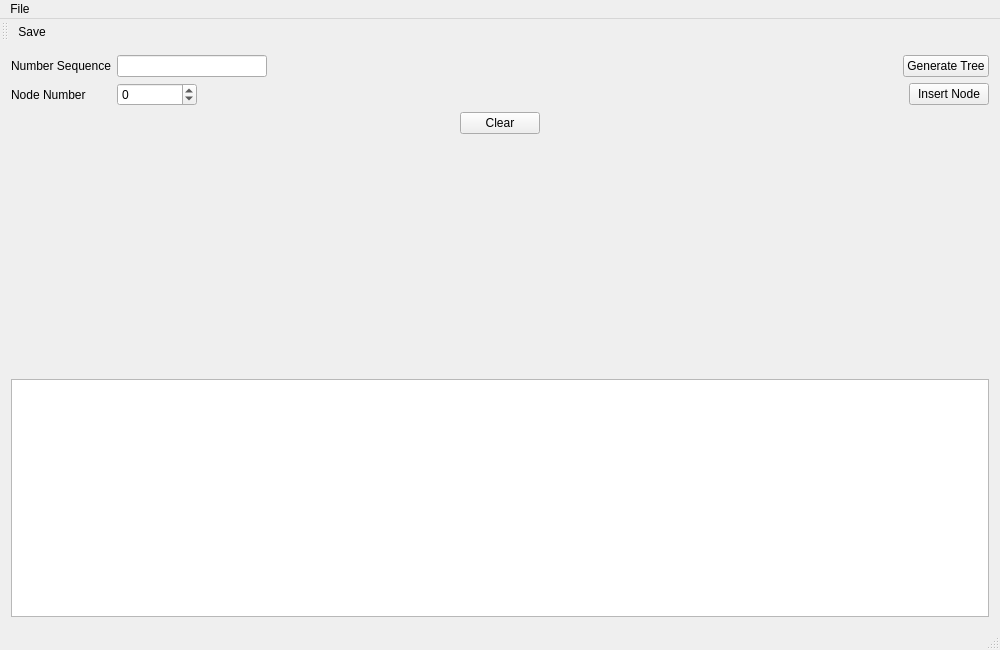
The window that BinarySearchTreeVisualizer/mainwindow.ui (yknishidate/BinarySearchTreeVisualizer) describes before a commit, drawn with Qt 5.
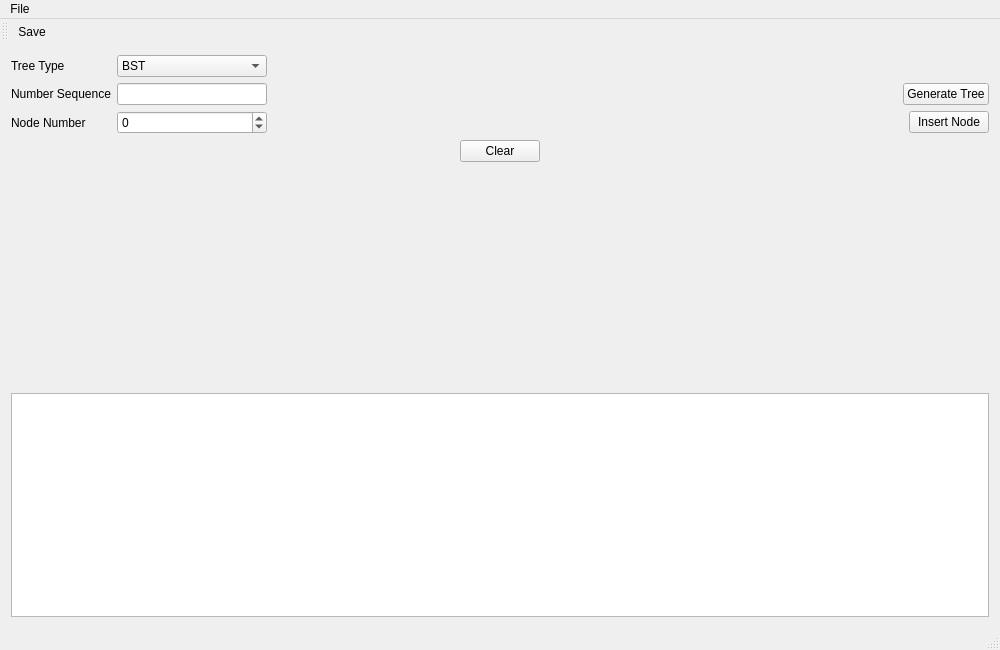
The same window after the commit. Icons and pictures are not drawn. Custom widgets are drawn as their Qt base class.

Diff of the .ui file:
```diff
--- a/BinarySearchTreeVisualizer/mainwindow.ui
+++ b/BinarySearchTreeVisualizer/mainwindow.ui
@@ -20,12 +20,72 @@
    <string>MainWindow</string>
   </property>
   <widget class="QWidget" name="centralWidget">
-   <layout class="QHBoxLayout" name="horizontalLayout_4">
+   <layout class="QHBoxLayout" name="horizontalLayout_5">
     <item>
      <layout class="QGridLayout" name="gridLayout"/>
     </item>
     <item>
      <layout class="QVBoxLayout" name="verticalLayout">
+      <item>
+       <layout class="QHBoxLayout" name="horizontalLayout_4">
+        <item>
+         <widget class="QLabel" name="label">
+          <property name="minimumSize">
+           <size>
+            <width>100</width>
+            <height>0</height>
+           </size>
+          </property>
+          <property name="text">
+           <string>Tree Type</string>
+          </property>
+         </widget>
+        </item>
+        <item>
+         <widget class="QComboBox" name="treeTypeComboBox">
+          <property name="minimumSize">
+           <size>
+            <width>150</width>
+            <height>0</height>
+           </size>
+          </property>
+          <item>
+           <property name="text">
+            <string>BST</string>
+           </property>
+          </item>
+          <item>
+           <property name="text">
+            <string>Complete BST</string>
+           </property>
+          </item>
+          <item>
+           <property name="text">
+            <string>AVL Tree</string>
+           </property>
+          </item>
+          <item>
+           <property name="text">
+            <string>B Tree</string>
+           </property>
+          </item>
+         </widget>
+        </item>
+        <item>
+         <spacer name="horizontalSpacer_5">
+          <property name="orientation">
+           <enum>Qt::Horizontal</enum>
+          </property>
+          <property name="sizeHint" stdset="0">
+           <size>
+            <width>40</width>
+            <height>20</height>
+           </size>
+          </property>
+         </spacer>
+        </item>
+       </layout>
+      </item>
       <item>
        <layout class="QHBoxLayout" name="horizontalLayout">
         <item>
@@ -104,7 +164,7 @@
           </property>
           <property name="minimumSize">
            <size>
-            <width>80</width>
+            <width>150</width>
             <height>0</height>
            </size>
           </property>
```
